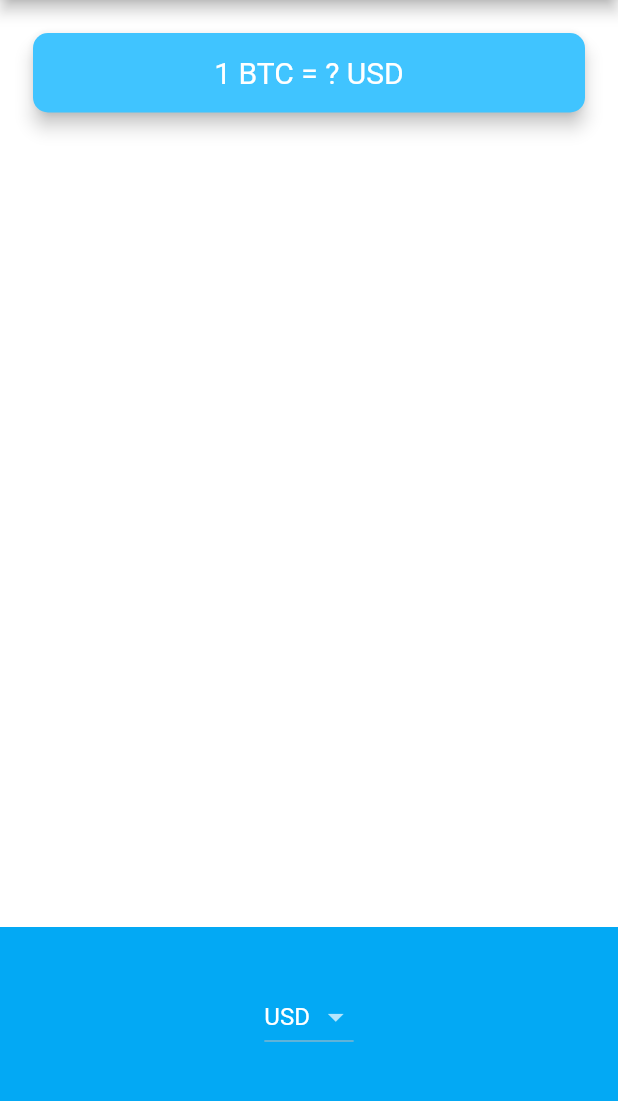
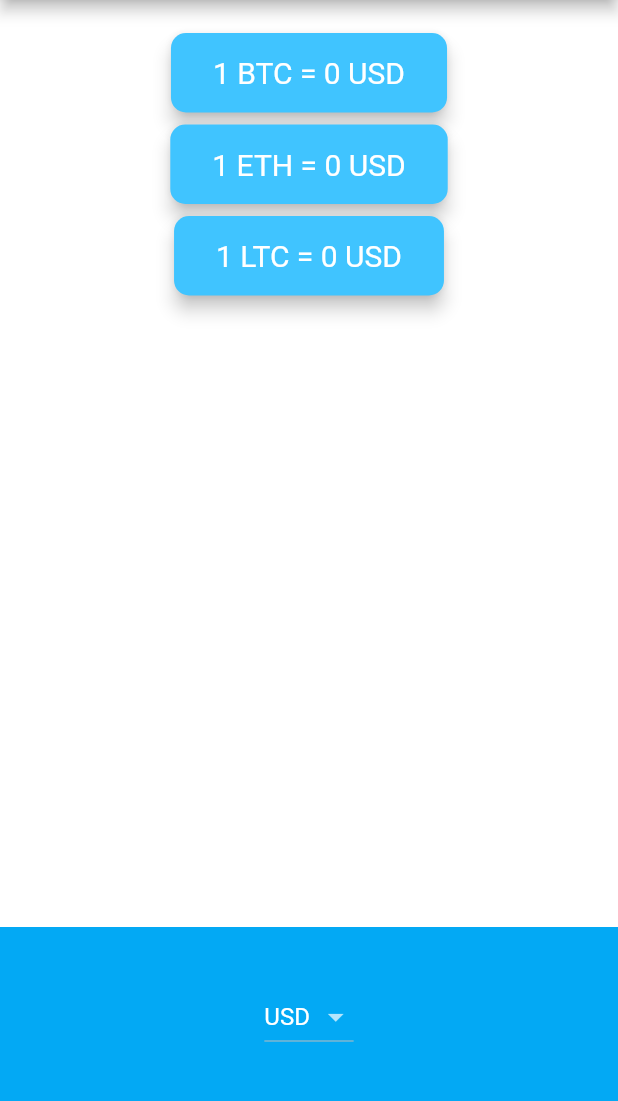
Before and after one commit to BBarisKilic/Flutter-Development-Bootcamp, a Flutter app: the screen it shows after launch, on a phone screen of 412 x 824 dp, the part 84-1185 px from its top. Run offline on Flutter 3.47's test engine with Material 2 defaults, Android fonts, the phone set to English and light mode, and no system bars; our stand-ins replace audioplayers, flutter_spinkit, font_awesome_flutter, geolocator, rflutter_alert.

Commit message:
Bitcoin Ticker added.

```diff
--- a/bitcoin_ticker/lib/price_screen.dart
+++ b/bitcoin_ticker/lib/price_screen.dart
@@ -10,13 +10,23 @@ class PriceScreen extends StatefulWidget {
 
 class _PriceScreenState extends State<PriceScreen> {
   String selectedCurrency = 'USD';
+  List<int> cryptoValue = [0, 0, 0];
 
-  //TODO: Create a method here called getData() to get the coin data from coin_data.dart
+  CoinData coinData = CoinData();
+
+  void getData(String currencyType) async {
+    for (int i = 0; i < cryptoList.length; i++) {
+      cryptoValue[i] = await coinData.getCoinData(
+          cryptoType: cryptoList[i], currencyType: currencyType);
+    }
+    setState(() {
+      selectedCurrency = currencyType;
+    });
+  }
 
   @override
   void initState() {
     super.initState();
-    //TODO: Call getData() when the screen loads up.
   }
 
   @override
@@ -31,17 +41,19 @@ class _PriceScreenState extends State<PriceScreen> {
         children: <Widget>[
           Padding(
             padding: EdgeInsets.fromLTRB(18.0, 18.0, 18.0, 0),
-            child: Card(
+            child: Column(
+              children: [
+                Card(
                   color: Colors.lightBlueAccent,
                   elevation: 5.0,
                   shape: RoundedRectangleBorder(
                     borderRadius: BorderRadius.circular(10.0),
                   ),
                   child: Padding(
-                padding: EdgeInsets.symmetric(vertical: 15.0, horizontal: 28.0),
+                    padding:
+                        EdgeInsets.symmetric(vertical: 15.0, horizontal: 28.0),
                     child: Text(
-                  //TODO: Update the Text Widget with the live bitcoin data here.
-                  '1 BTC = ? USD',
+                      '1 BTC = ${cryptoValue[0]} $selectedCurrency',
                       textAlign: TextAlign.center,
                       style: TextStyle(
                         fontSize: 20.0,
@@ -49,6 +61,46 @@ class _PriceScreenState extends State<PriceScreen> {
                       ),
                     ),
                   ),
+                ),
+                Card(
+                  color: Colors.lightBlueAccent,
+                  elevation: 5.0,
+                  shape: RoundedRectangleBorder(
+                    borderRadius: BorderRadius.circular(10.0),
+                  ),
+                  child: Padding(
+                    padding:
+                        EdgeInsets.symmetric(vertical: 15.0, horizontal: 28.0),
+                    child: Text(
+                      '1 ETH = ${cryptoValue[1]} $selectedCurrency',
+                      textAlign: TextAlign.center,
+                      style: TextStyle(
+                        fontSize: 20.0,
+                        color: Colors.white,
+                      ),
+                    ),
+                  ),
+                ),
+                Card(
+                  color: Colors.lightBlueAccent,
+                  elevation: 5.0,
+                  shape: RoundedRectangleBorder(
+                    borderRadius: BorderRadius.circular(10.0),
+                  ),
+                  child: Padding(
+                    padding:
+                        EdgeInsets.symmetric(vertical: 15.0, horizontal: 28.0),
+                    child: Text(
+                      '1 LTC = ${cryptoValue[2]} $selectedCurrency',
+                      textAlign: TextAlign.center,
+                      style: TextStyle(
+                        fontSize: 20.0,
+                        color: Colors.white,
+                      ),
+                    ),
+                  ),
+                ),
+              ],
             ),
           ),
           Container(
@@ -80,9 +132,7 @@ class _PriceScreenState extends State<PriceScreen> {
       value: selectedCurrency,
       items: dropdownMenuItemList,
       onChanged: (value) {
-        setState(() {
-          selectedCurrency = value;
-        });
+        getData(value);
       },
     );
   }
@@ -104,7 +154,7 @@ class _PriceScreenState extends State<PriceScreen> {
       backgroundColor: Colors.lightBlue,
       itemExtent: 32.0,
       onSelectedItemChanged: (selectedItem) {
-        print(selectedItem);
+        getData(currenciesList[selectedItem]);
       },
       children: pickerItemList,
     );
```
Also changed, not shown: bitcoin_ticker/lib/coin_data.dart (+15 -3 lines), bitcoin_ticker/pubspec.yaml (+3 -53 lines), bitcoin_ticker/pubspec.lock. Lines whose indentation alone changed are shown as unchanged.
